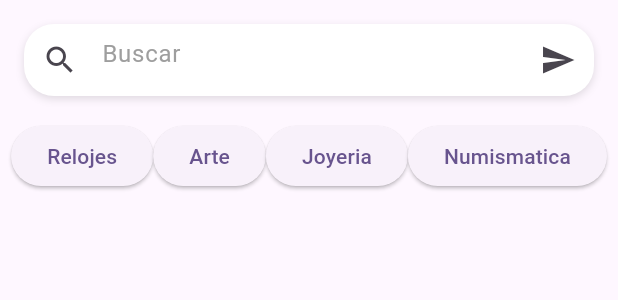
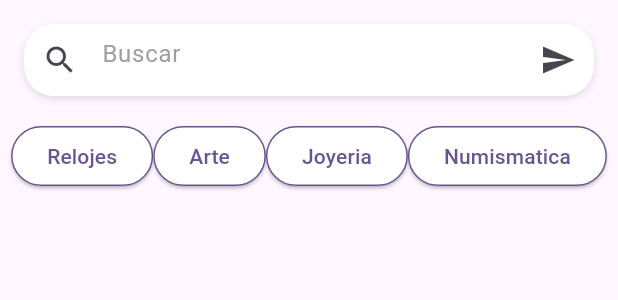
Before and after one commit to grecomatteo/CollectifyApp, a Flutter app: the SearchBar widget shown alone on an empty page, opened directly with empty values, on a phone screen of 412 x 824 dp. Shown: the top 300 px of the screen. Run offline on Flutter 3.47's test engine with Material 2 defaults, Android fonts, the phone set to English and light mode, and no system bars; our stand-ins replace flutter_local_notifications, image_picker, share_plus; missing offline and left inert: mysql1, uni_links3, workmanager; accounts and stored records are empty.

```diff
--- a/lib/VentanaListaProductos.dart
+++ b/lib/VentanaListaProductos.dart
@@ -162,7 +162,16 @@ class _SearchBarState extends State<SearchBar> {
                 style: ElevatedButton.styleFrom(
                   backgroundColor: selectedCategory == category
                       ? Theme.of(context).colorScheme.primary
-                      : null,
+                      : Colors.white,
+                  foregroundColor: selectedCategory == category
+                      ? Theme.of(context).colorScheme.onSurface // Colore del testo quando è premuto
+                      : Theme.of(context).colorScheme.primary,
+                  shape: RoundedRectangleBorder(
+                    borderRadius: BorderRadius.circular(20),
+                    side: BorderSide(
+                      color: Theme.of(context).colorScheme.primary,
+                    ),
+                  ),
                 ),
                 child: Text(category),
               );
```
